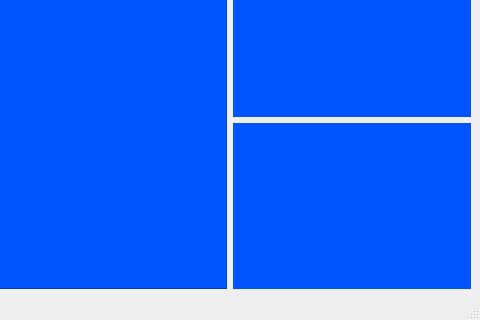
This is Code/PaperFriend/mainwindow.ui in RomainPuech/Paper-Friend as Qt 5 draws it before an edit; both pictures show x 264 to 744 and y 223 to 543 of the 744 by 543 pixel window. The edited form follows.
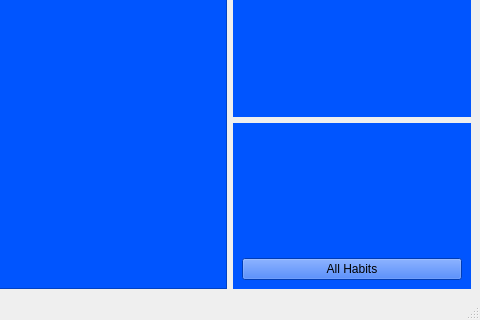
This is the edited form.

Commit message: added a button to mainwindow that opens a new all _habits window

Patch:
```diff
--- a/Code/PaperFriend/mainwindow.ui
+++ b/Code/PaperFriend/mainwindow.ui
@@ -67,7 +67,32 @@
         <property name="styleSheet">
          <string notr="true">background-color: rgb(0, 85, 255);</string>
         </property>
-        <layout class="QHBoxLayout" name="horizontalLayout_2"/>
+        <layout class="QHBoxLayout" name="horizontalLayout_2">
+         <item>
+          <layout class="QVBoxLayout" name="verticalLayout_5">
+           <item>
+            <spacer name="verticalSpacer">
+             <property name="orientation">
+              <enum>Qt::Vertical</enum>
+             </property>
+             <property name="sizeHint" stdset="0">
+              <size>
+               <width>20</width>
+               <height>40</height>
+              </size>
+             </property>
+            </spacer>
+           </item>
+           <item>
+            <widget class="QPushButton" name="pushButton">
+             <property name="text">
+              <string>All Habits</string>
+             </property>
+            </widget>
+           </item>
+          </layout>
+         </item>
+        </layout>
        </widget>
       </item>
      </layout>
```
The commit also changes 6 other files.
